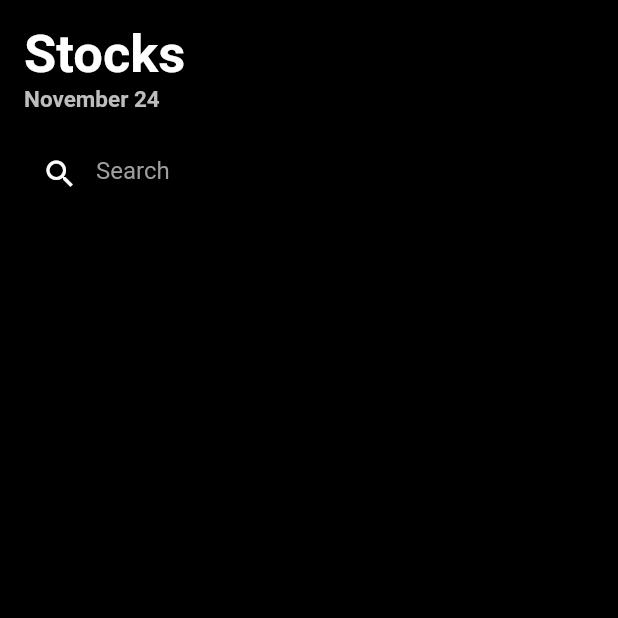
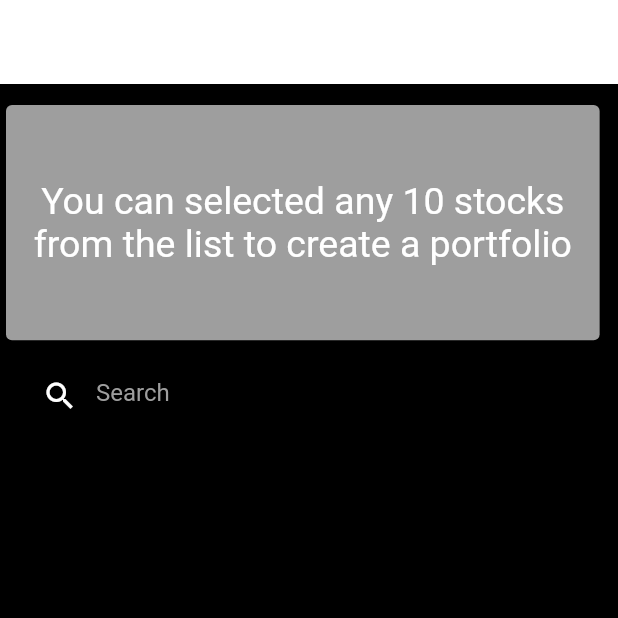
Before and after one commit to nerdynikhil/stocks_flutter, a Flutter app: the HomePage screen opened directly, on a phone screen of 412 x 824 dp, the top half of it. Run offline on Flutter 3.47's test engine with Material 2 defaults, Android fonts, the phone set to English and light mode, and no system bars; network calls fail.

Commit message:
Add activities

```diff
--- a/lib/main.dart
+++ b/lib/main.dart
@@ -1,5 +1,5 @@
 import 'package:flutter/material.dart';
-
+import 'package:octo_assignment/pages/landingpage.dart';
 import 'pages/homepage.dart';
 
 void main() {
@@ -10,8 +10,9 @@ class MyApp extends StatelessWidget {
   @override
   Widget build(BuildContext context) {
     return MaterialApp(
-      home: HomePage(),
+      home: LandingPage(),
       title: "Octo Assignment- Stocks App",
+      debugShowCheckedModeBanner: false,
     );
   }
 }
--- a/lib/pages/homepage.dart
+++ b/lib/pages/homepage.dart
@@ -1,37 +1,57 @@
-import 'package:flutter/material.dart';
+import'package:flutter/material.dart';
 import 'package:octo_assignment/api_services/stock_api_services.dart';
 import 'package:octo_assignment/models/stock.dart';
+import 'package:octo_assignment/pages/portfolio.dart';
 import 'package:octo_assignment/widgets/stock_list.dart';
 
 class HomePage extends StatelessWidget {
+
+
   @override
   Widget build(BuildContext context) {
     return Scaffold(
+      appBar: AppBar(
+        backgroundColor: Colors.white,
+        title: Text("View your portfolio"),
+        actions: <Widget>[
+          Padding(
+            padding: const EdgeInsets.all(8.0),
+            child: GestureDetector(
+                onTap: () async {
+                  Navigator.push(context, MaterialPageRoute(
+                      builder: (context) => Portfolio()));
+
+                },
+                child: Icon(Icons.arrow_forward_ios)),
+          )
+        ],
+      ),
       backgroundColor: Colors.black,
       body: SafeArea(
         child: Column(
           crossAxisAlignment: CrossAxisAlignment.start,
           children: [
-            Padding(
-              padding: const EdgeInsets.fromLTRB(16, 16, 16, 0),
-              child: Text(
-                "Stocks",
-                style: TextStyle(
-                    color: Colors.white,
-                    fontSize: 35,
-                    fontWeight: FontWeight.bold),
+            Container(
+              margin: EdgeInsets.only(top: 10),
+              height: MediaQuery.of(context).size.height*0.2,
+              width: MediaQuery.of(context).size.width*0.98,
+              child: Card(
+                  elevation: 5,
+
+                  color: Colors.grey,
+                  child: Column(
+                    crossAxisAlignment: CrossAxisAlignment.center,
+                    mainAxisAlignment: MainAxisAlignment.center,
+                    children: <Widget>[
+                      Text('You can selected any 10 stocks',style: TextStyle(color: Colors.white, fontSize: 25),),
+                      Text('from the list to create a portfolio',style: TextStyle(color: Colors.white, fontSize: 25),),
+
+                    ],
+                  )
+
               ),
             ),
-            Padding(
-              padding: const EdgeInsets.fromLTRB(16, 0, 16, 8),
-              child: Text(
-                "November 24",
-                style: TextStyle(
-                    color: Colors.grey[400],
-                    fontSize: 15,
-                    fontWeight: FontWeight.bold),
-              ),
-            ),
+
             Padding(
               padding: const EdgeInsets.fromLTRB(16, 8, 16, 8),
               child: SizedBox(
```
Also changed, not shown: lib/pages/landingpage.dart (added, +50 -0 lines), lib/pages/portfolio.dart (added, +40 -0 lines), pubspec.lock.
